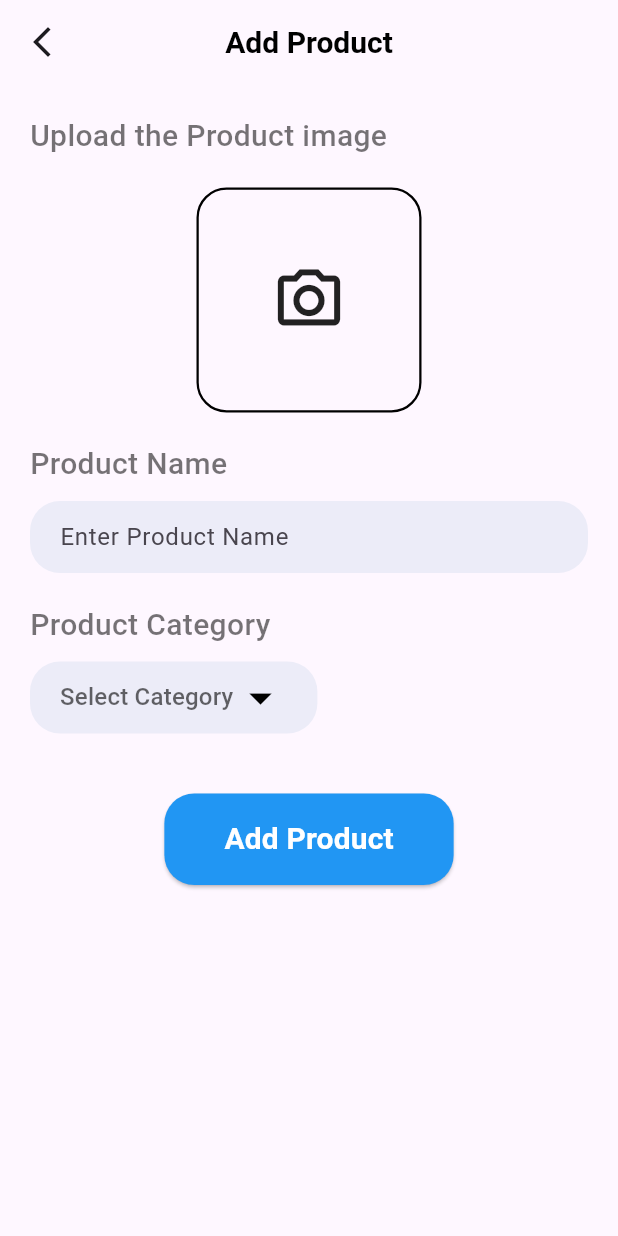
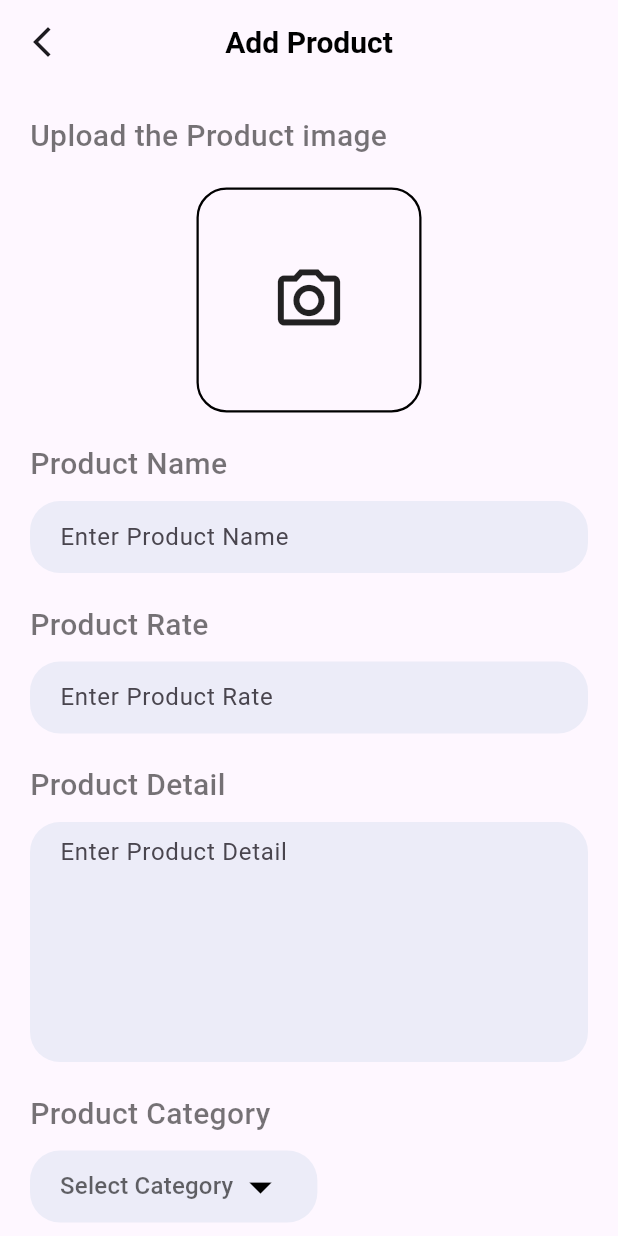
Before and after one commit to PersonUK-Git/Flutter_ecom, a Flutter app: the AddProduct screen opened directly, on a phone screen of 412 x 824 dp. Run offline on Flutter 3.47's test engine with Material 3 defaults, Android fonts, the phone set to English and light mode, and no system bars; our stand-ins replace cloud_firestore, curved_navigation_bar, firebase_auth, firebase_core, firebase_storage, image_picker and 3 more; accounts and stored records are empty.

Commit message:
Created and added functionality to the category_products page

```diff
--- a/lib/Admin/add_product.dart
+++ b/lib/Admin/add_product.dart
@@ -4,11 +4,10 @@ import 'dart:io';
 import 'package:ecom/services/database.dart';
 import 'package:ecom/widget/support_widget.dart';
 import 'package:firebase_storage/firebase_storage.dart';
-import 'package:flutter/cupertino.dart';
 import 'package:flutter/material.dart';
-import 'package:flutter/widgets.dart';
 import 'package:image_picker/image_picker.dart';
 import 'package:random_string/random_string.dart';
+import 'package:loading_animation_widget/loading_animation_widget.dart';
 
 class AddProduct extends StatefulWidget {
   const AddProduct({super.key});
@@ -21,6 +20,8 @@ class _AddProductState extends State<AddProduct> {
   final ImagePicker _picker = ImagePicker();
   File? selectedImage;
   TextEditingController nameController = TextEditingController();
+  TextEditingController priceController = TextEditingController();
+  TextEditingController detailController = TextEditingController();
 
   Future<void> getImage() async {
     try {
@@ -56,6 +57,20 @@ class _AddProductState extends State<AddProduct> {
   Future<void> uploadItem() async {
     try {
       if (selectedImage != null && nameController.text.isNotEmpty) {
+        // Show loading indicator
+        showDialog(
+          context: context,
+          barrierDismissible: false,
+          builder: (context) {
+            return Center(
+              child: LoadingAnimationWidget.threeArchedCircle(
+                color: Colors.blue,
+                size: 200,
+              ),
+            );
+          },
+        );
+
         String addId = randomAlphaNumeric(10);
         Reference firebaseStorageRef = FirebaseStorage.instance
             .ref()
@@ -67,14 +82,19 @@ class _AddProductState extends State<AddProduct> {
         Map<String, dynamic> addProduct = {
           "Name": nameController.text,
           "Image": downloadURL,
+          "Price": priceController.text,
+          "Description": detailController.text
         };
 
         await DatabaseMethods().addProduct(addProduct, value!).then((value) {
           setState(() {
             selectedImage = null;
+            priceController.text = "";
+            detailController.text = "";
             nameController.text = "";
-            value = null;
+            this.value = null;
           });
+          Navigator.pop(context); // Hide loading indicator
           ScaffoldMessenger.of(context).showSnackBar(
             SnackBar(
               backgroundColor: Colors.green,
@@ -97,6 +117,7 @@ class _AddProductState extends State<AddProduct> {
         );
       }
     } catch (e) {
+      Navigator.pop(context); // Hide loading indicator if there's an error
       ScaffoldMessenger.of(context).showSnackBar(
         SnackBar(
           backgroundColor: Colors.redAccent,
@@ -111,7 +132,7 @@ class _AddProductState extends State<AddProduct> {
 
   String? value;
   final List<String> categoryItems = [
-    'Watch', 'Laptop', 'TV', 'Headphones',
+    'Watch', 'Laptop', 'TV', 'Headphones', 'test',
   ];
 
   @override
@@ -207,6 +228,47 @@ class _AddProductState extends State<AddProduct> {
               ),
               const SizedBox(height: 20),
               Text(
+                "Product Rate",
+                style: AppStyle.lightTextFieldStyle(),
+              ),
+              SizedBox(height: 10),
+              Container(
+                padding: EdgeInsets.symmetric(horizontal: 20),
+                decoration: BoxDecoration(
+                  color: Color(0xFFececf8),
+                  borderRadius: BorderRadius.circular(20),
+                ),
+                child: TextField(
+                  decoration: InputDecoration(
+                    border: InputBorder.none,
+                    hintText: "Enter Product Rate",
+                  ),
+                  controller: priceController,
+                ),
+              ),
+              SizedBox(height: 20),
+              Text(
+                "Product Detail",
+                style: AppStyle.lightTextFieldStyle(),
+              ),
+              SizedBox(height: 10),
+              Container(
+                padding: EdgeInsets.symmetric(horizontal: 20),
+                decoration: BoxDecoration(
+                  color: Color(0xFFececf8),
+                  borderRadius: BorderRadius.circular(20),
+                ),
+                child: TextField(
+                  maxLines: 6,
+                  decoration: InputDecoration(
+                    border: InputBorder.none,
+                    hintText: "Enter Product Detail",
+                  ),
+                  controller: detailController,
+                ),
+              ),
+              const SizedBox(height: 20),
+              Text(
                 "Product Category",
                 style: AppStyle.lightTextFieldStyle(),
               ),
--- a/lib/main.dart
+++ b/lib/main.dart
@@ -29,7 +29,7 @@ class MyApp extends StatelessWidget {
         colorScheme: ColorScheme.fromSeed(seedColor: Colors.deepPurple),
         useMaterial3: true,
       ),
-      home: AddProduct(),
+      home: Bottomnav(),
     );
   }
 }
--- a/lib/services/database.dart
+++ b/lib/services/database.dart
@@ -1,4 +1,5 @@
 import 'package:cloud_firestore/cloud_firestore.dart';
+import 'package:firebase_storage/firebase_storage.dart';
 
 class DatabaseMethods{
   Future addUserDetails(Map<String, dynamic> userInfoMap, String id) async{
@@ -8,4 +9,9 @@ class DatabaseMethods{
   Future addProduct(Map<String, dynamic> userInfoMap, String categoryName) async{
     return await FirebaseFirestore.instance.collection(categoryName).add(userInfoMap);
   }
+
+  Future<Stream<QuerySnapshot>> getProducts(String category) async{
+    return await FirebaseFirestore.instance.collection(category).snapshots();
+
+  }
 }
--- a/pubspec.yaml
+++ b/pubspec.yaml
@@ -43,6 +43,7 @@ dependencies:
   shared_preferences: ^2.2.3
   image_picker: ^1.1.2
   firebase_storage: ^12.1.0
+  loading_animation_widget: ^1.2.1
 
 dev_dependencies:
   flutter_test:
```
Also changed, not shown: lib/pages/category_products.dart (added, +144 -0 lines), lib/pages/home.dart (+14 -4 lines), pubspec.lock.
